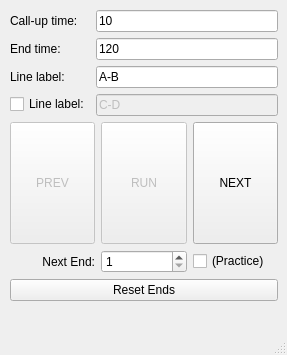
Qt form TimerControlBox.ui (steveicarus/archery-timer) before a commit.
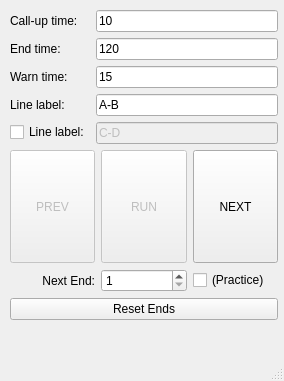
The same form after that commit.

Commit message: Add warning color to end timer display.

What changed in the file:
```diff
--- a/TimerControlBox.ui
+++ b/TimerControlBox.ui
@@ -6,8 +6,8 @@
    <rect>
     <x>0</x>
     <y>0</y>
-    <width>287</width>
-    <height>355</height>
+    <width>284</width>
+    <height>381</height>
    </rect>
   </property>
   <property name="sizePolicy">
@@ -26,7 +26,7 @@
       <x>10</x>
       <y>10</y>
       <width>268</width>
-      <height>291</height>
+      <height>310</height>
      </rect>
     </property>
     <layout class="QVBoxLayout" name="verticalLayout">
@@ -87,7 +87,7 @@
          </property>
         </widget>
        </item>
-       <item row="2" column="1">
+       <item row="3" column="1">
         <widget class="QLineEdit" name="line_ab_text">
          <property name="sizePolicy">
           <sizepolicy hsizetype="Preferred" vsizetype="Fixed">
@@ -100,14 +100,14 @@
          </property>
         </widget>
        </item>
-       <item row="3" column="0">
+       <item row="4" column="0">
         <widget class="QCheckBox" name="line_cd_check">
          <property name="text">
           <string>Line label:</string>
          </property>
         </widget>
        </item>
-       <item row="3" column="1">
+       <item row="4" column="1">
         <widget class="QLineEdit" name="line_cd_text">
          <property name="enabled">
           <bool>false</bool>
@@ -123,13 +123,42 @@
          </property>
         </widget>
        </item>
-       <item row="2" column="0">
+       <item row="3" column="0">
         <widget class="QLabel" name="label_6">
          <property name="text">
           <string>Line label:</string>
          </property>
         </widget>
        </item>
+       <item row="2" column="1">
+        <widget class="QLineEdit" name="warn_time_text">
+         <property name="sizePolicy">
+          <sizepolicy hsizetype="Preferred" vsizetype="Fixed">
+           <horstretch>0</horstretch>
+           <verstretch>0</verstretch>
+          </sizepolicy>
+         </property>
+         <property name="cursor">
+          <cursorShape>UpArrowCursor</cursorShape>
+         </property>
+         <property name="toolTip">
+          <string>&lt;html&gt;&lt;head/&gt;&lt;body&gt;&lt;p&gt;Display warning color when this much time&lt;/p&gt;&lt;p&gt;remains in the end.&lt;/p&gt;&lt;/body&gt;&lt;/html&gt;</string>
+         </property>
+         <property name="text">
+          <string>15</string>
+         </property>
+         <property name="maxLength">
+          <number>6</number>
+         </property>
+        </widget>
+       </item>
+       <item row="2" column="0">
+        <widget class="QLabel" name="label_7">
+         <property name="text">
+          <string>Warn time:</string>
+         </property>
+        </widget>
+       </item>
       </layout>
      </item>
      <item>
```
Left out of the diff: 16 changed lines with no effect on the pictures. The commit also changes 4 other files.
